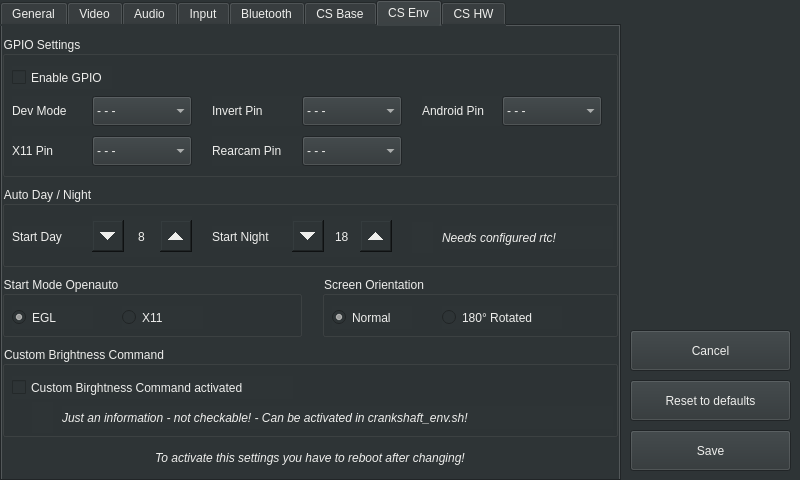
Above: src/autoapp/UI/settingswindow.ui from arash-rasouli/openauto before the change. Below: the same form after it.
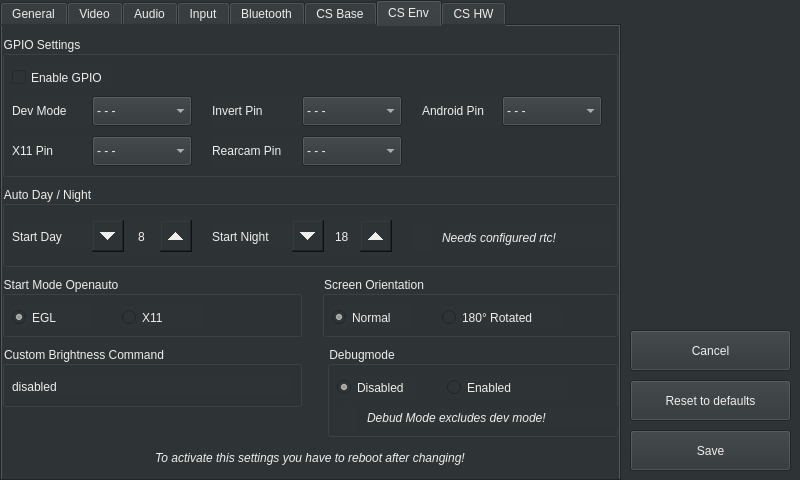
That is the form after the change. The open tabs and pages were chosen to show the change. Icons and pictures are not drawn.

Commit message: Init debug mode via gui

Diff of the .ui file:
```diff
--- a/src/autoapp/UI/settingswindow.ui
+++ b/src/autoapp/UI/settingswindow.ui
@@ -2726,33 +2726,72 @@
       <rect>
        <x>0</x>
        <y>320</y>
-       <width>616</width>
-       <height>91</height>
+       <width>300</width>
+       <height>61</height>
       </rect>
      </property>
      <property name="title">
       <string>Custom Brightness Command</string>
      </property>
-     <widget class="QCheckBox" name="checkBoxCustomBrightnessCommand">
+     <widget class="QLabel" name="labelCustomBrightnessCommand">
       <property name="geometry">
        <rect>
         <x>10</x>
         <y>30</y>
         <width>281</width>
+        <height>21</height>
+       </rect>
+      </property>
+      <property name="text">
+       <string>disabled</string>
+      </property>
+     </widget>
+    </widget>
+    <widget class="QGroupBox" name="groupBoxDebugmode">
+     <property name="geometry">
+      <rect>
+       <x>325</x>
+       <y>320</y>
+       <width>291</width>
+       <height>91</height>
+      </rect>
+     </property>
+     <property name="title">
+      <string>Debugmode</string>
+     </property>
+     <widget class="QRadioButton" name="radioButtonDebugmodeEnabled">
+      <property name="geometry">
+       <rect>
+        <x>120</x>
+        <y>30</y>
+        <width>120</width>
         <height>23</height>
        </rect>
       </property>
       <property name="text">
-       <string>Custom Birghtness Command activated</string>
+       <string>Enabled</string>
       </property>
-      <property name="checkable">
+     </widget>
+     <widget class="QRadioButton" name="radioButtonDebugmodeDisabled">
+      <property name="geometry">
+       <rect>
+        <x>10</x>
+        <y>30</y>
+        <width>80</width>
+        <height>23</height>
+       </rect>
+      </property>
+      <property name="text">
+       <string>Disabled</string>
+      </property>
+      <property name="checked">
        <bool>true</bool>
       </property>
      </widget>
-     <widget class="QLabel" name="labelCustomBrightnessCommandInfoIcon">
+     <widget class="QLabel" name="labelDebugmodeInfoIcon">
       <property name="geometry">
        <rect>
-        <x>30</x>
+        <x>10</x>
         <y>56</y>
         <width>21</width>
         <height>31</height>
@@ -2762,12 +2801,12 @@
        <string>&lt;html&gt;&lt;head/&gt;&lt;body&gt;&lt;p&gt;&lt;img src=&quot;:/ico_info.png&quot;/&gt;&lt;/p&gt;&lt;/body&gt;&lt;/html&gt;</string>
       </property>
      </widget>
-     <widget class="QLabel" name="labelCustomBrightnessCommandNote">
+     <widget class="QLabel" name="labelDebugmodeNote">
       <property name="geometry">
        <rect>
-        <x>60</x>
+        <x>40</x>
         <y>60</y>
-        <width>551</width>
+        <width>251</width>
         <height>23</height>
        </rect>
       </property>
@@ -2777,7 +2816,7 @@
        </font>
       </property>
       <property name="text">
-       <string>Just an information - not checkable! - Can be activated in crankshaft_env.sh!</string>
+       <string>Debud Mode excludes dev mode!</string>
       </property>
       <property name="wordWrap">
        <bool>true</bool>
```
The commit also changes 4 other files.
